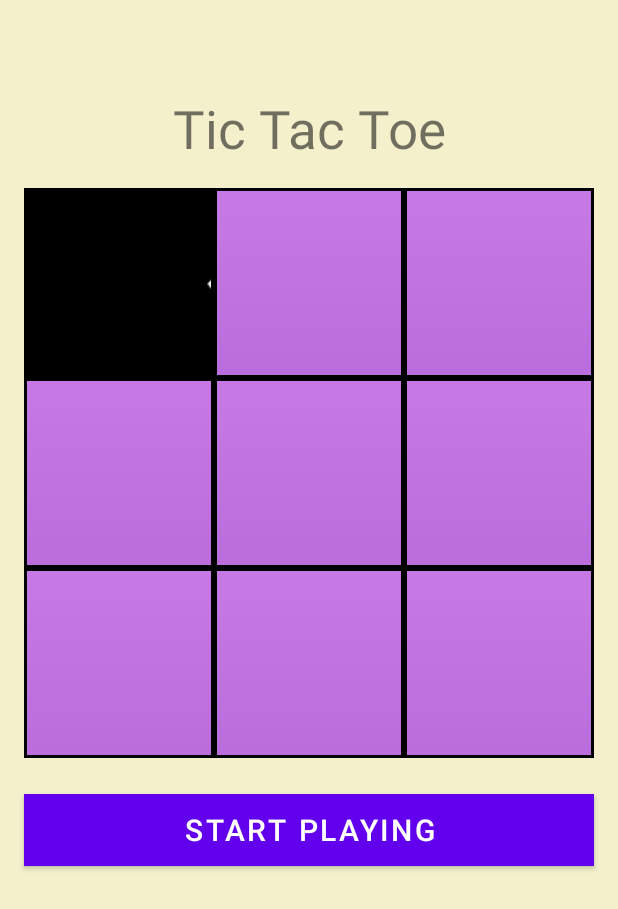
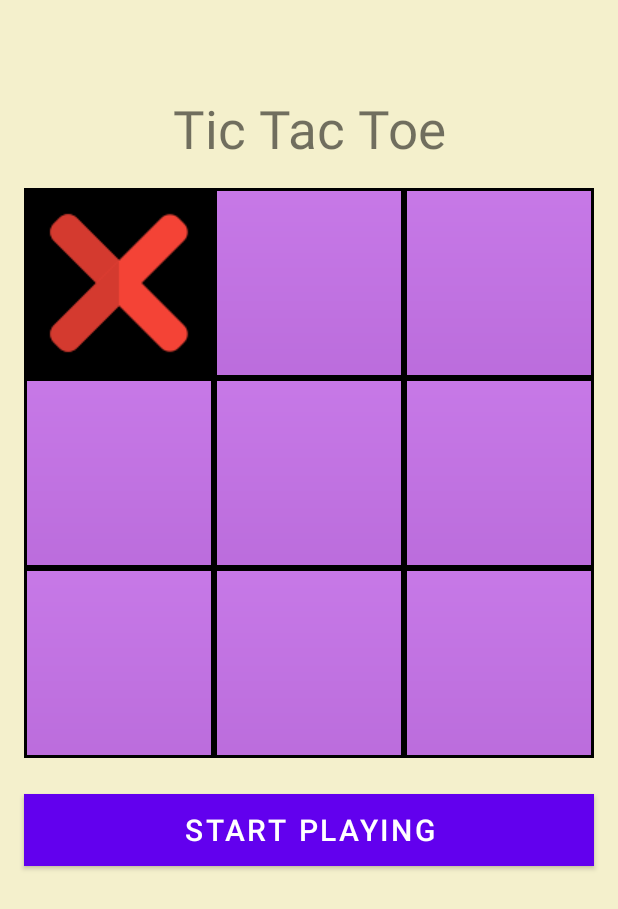
Before and after one commit to noyflaysher/Tic-Tac-Toe-app, an Android app: the screen it shows after launch (MainActivity), after a tap on an icon or button, on a phone screen of 412 x 824 dp. Shown: the top 909 px of the screen. Run offline under Robolectric (Android 15) with nearby library versions, the phone set to English and light mode, and no system bars.

Commit message:
style changes

```diff
--- a/app/src/main/java/com/example/tic_tac_toe/MainActivity.java
+++ b/app/src/main/java/com/example/tic_tac_toe/MainActivity.java
@@ -59,13 +59,6 @@ public class MainActivity extends AppCompatActivity {
             }
         });
 
-//        btn0.setOnClickListener(view-> {
-//
-//            if(isBoxSelected(0)){
-//                turnAction((ImageButton) view,0);
-//            }
-//
-//        });
         btn1.setOnClickListener(new View.OnClickListener() {
             @Override
             public void onClick(View view) {
@@ -144,13 +137,13 @@ public class MainActivity extends AppCompatActivity {
     private void turnAction(ImageButton image, int position){
         boxPositions[position]=playerTurn;
         if(playerTurn==1){
-            image.setImageResource(R.drawable.x_img);
+            image.setImageResource(R.drawable.small_x_icon);
             image.setBackgroundColor(000);
             System.out.println("player" + playerTurn);
 
         }
         else{
-            image.setImageResource(R.drawable.o_img);
+            image.setImageResource(R.drawable.smaill_icon_2);
             System.out.println("player" + playerTurn);
         }
 
--- a/app/src/main/res/layout/activity_main.xml
+++ b/app/src/main/res/layout/activity_main.xml
@@ -57,7 +57,7 @@
             <ImageButton
                 android:id="@+id/main_activity_btn2"
                 android:layout_width="match_parent"
-                android:layout_height="wrap_content"
+                android:layout_height="match_parent"
                 android:layout_marginStart="2dp"
                 android:layout_marginLeft="2dp"
                 android:layout_marginTop="2dp"
@@ -70,7 +70,7 @@
             <ImageButton
                 android:id="@+id/main_activity_btn3"
                 android:layout_width="match_parent"
-                android:layout_height="wrap_content"
+                android:layout_height="match_parent"
                 android:layout_marginStart="2dp"
                 android:layout_marginLeft="2dp"
                 android:layout_marginTop="2dp"
@@ -89,8 +89,8 @@
 
             <ImageButton
                 android:id="@+id/main_activity_btn4"
-                android:layout_width="wrap_content"
-                android:layout_height="wrap_content"
+                android:layout_width="match_parent"
+                android:layout_height="match_parent"
                 android:layout_marginStart="2dp"
                 android:layout_marginLeft="2dp"
                 android:layout_marginTop="2dp"
@@ -102,8 +102,8 @@
 
             <ImageButton
                 android:id="@+id/main_activity_btn5"
-                android:layout_width="wrap_content"
-                android:layout_height="wrap_content"
+                android:layout_width="match_parent"
+                android:layout_height="match_parent"
                 android:layout_marginStart="2dp"
                 android:layout_marginLeft="2dp"
                 android:layout_marginTop="2dp"
@@ -115,8 +115,8 @@
 
             <ImageButton
                 android:id="@+id/main_activity_btn6"
-                android:layout_width="wrap_content"
-                android:layout_height="wrap_content"
+                android:layout_width="match_parent"
+                android:layout_height="match_parent"
                 android:layout_marginStart="2dp"
                 android:layout_marginLeft="2dp"
                 android:layout_marginTop="2dp"
@@ -135,8 +135,8 @@
 
             <ImageButton
                 android:id="@+id/main_activity_btn7"
-                android:layout_width="wrap_content"
-                android:layout_height="wrap_content"
+                android:layout_width="match_parent"
+                android:layout_height="match_parent"
                 android:layout_marginStart="2dp"
                 android:layout_marginLeft="2dp"
                 android:layout_marginTop="2dp"
@@ -148,8 +148,8 @@
 
             <ImageButton
                 android:id="@+id/main_activity_btn8"
-                android:layout_width="wrap_content"
-                android:layout_height="wrap_content"
+                android:layout_width="match_parent"
+                android:layout_height="match_parent"
                 android:layout_marginStart="2dp"
                 android:layout_marginLeft="2dp"
                 android:layout_marginTop="2dp"
@@ -161,8 +161,8 @@
 
             <ImageButton
                 android:id="@+id/main_activity_btn9"
-                android:layout_width="wrap_content"
-                android:layout_height="wrap_content"
+                android:layout_width="match_parent"
+                android:layout_height="match_parent"
                 android:layout_marginStart="2dp"
                 android:layout_marginLeft="2dp"
                 android:layout_marginTop="2dp"
```
Also changed, not shown: app/src/main/res/drawable/smaill_icon_2.png (added), app/src/main/res/drawable/small_o_icon.png (added), app/src/main/res/drawable/small_x_icon.png (added).
